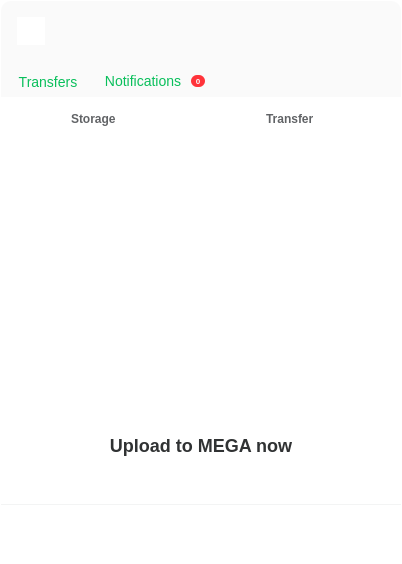
The window that src/MEGASync/gui/ui/InfoDialog.ui (meganz/MEGAsync) describes before a commit, drawn with Qt 5.
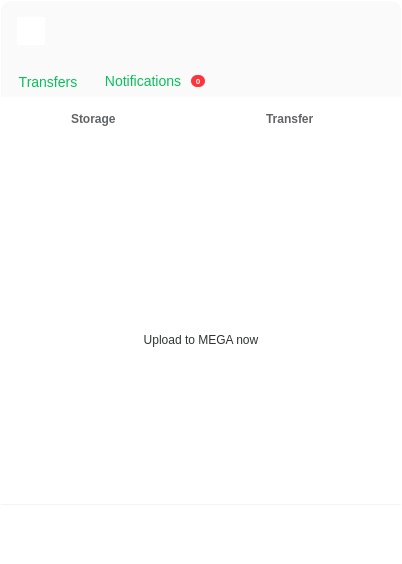
The same window after the commit. The open tabs and pages were chosen to show the change. Icons and pictures are not drawn. Custom widgets are drawn as their Qt base class.

What changed in the file:
```diff
--- a/src/MEGASync/gui/ui/InfoDialog.ui
+++ b/src/MEGASync/gui/ui/InfoDialog.ui
@@ -1412,30 +1412,7 @@
                            <verstretch>0</verstretch>
                           </sizepolicy>
                          </property>
-                         <layout class="QVBoxLayout" name="verticalLayout_8">
-                          <property name="spacing">
-                           <number>0</number>
-                          </property>
-                          <property name="leftMargin">
-                           <number>0</number>
-                          </property>
-                          <property name="topMargin">
-                           <number>0</number>
-                          </property>
-                          <property name="rightMargin">
-                           <number>0</number>
-                          </property>
-                          <property name="bottomMargin">
-                           <number>0</number>
-                          </property>
-                          <item>
                            <layout class="QHBoxLayout" name="horizontalLayout_9">
-                            <property name="spacing">
-                             <number>0</number>
-                            </property>
-                            <property name="bottomMargin">
-                             <number>5</number>
-                            </property>
                             <item>
                              <spacer name="horizontalSpacer_9">
                               <property name="orientation">
@@ -1443,28 +1420,31 @@
                               </property>
                               <property name="sizeHint" stdset="0">
                                <size>
-                                <width>0</width>
-                                <height>0</height>
+                              <width>3</width>
+                              <height>13</height>
                                </size>
                               </property>
                              </spacer>
                             </item>
                             <item>
-                             <widget class="QPushButton" name="lUploadToMega">
+                           <widget class="QToolButton" name="lUploadToMega">
                               <property name="minimumSize">
                                <size>
                                 <width>352</width>
-                                <height>234</height>
+                              <height>168</height>
                                </size>
                               </property>
                               <property name="maximumSize">
                                <size>
                                 <width>352</width>
-                                <height>234</height>
-                               </size>
-                              </property>
+                              <height>168</height>
+                             </size>
+                            </property>
+                            <property name="styleSheet">
+                             <string notr="true">spacing: 0px;</string>
+                            </property>
                               <property name="text">
-                               <string/>
+                             <string>Upload to MEGA now</string>
                               </property>
                               <property name="icon">
                                <iconset resource="../Resources_light.qrc">
@@ -1476,56 +1456,13 @@
                                 <height>128</height>
                                </size>
                               </property>
-                              <property name="default">
-                               <bool>false</bool>
-                              </property>
-                             </widget>
-                            </item>
-                            <item>
-                             <spacer name="horizontalSpacer_10">
-                              <property name="orientation">
-                               <enum>Qt::Horizontal</enum>
-                              </property>
-                              <property name="sizeHint" stdset="0">
-                               <size>
-                                <width>0</width>
-                                <height>0</height>
-                               </size>
-                              </property>
-                             </spacer>
-                            </item>
-                           </layout>
-                          </item>
-                          <item>
-                           <widget class="QLabel" name="lUploadToMegaDesc">
-                            <property name="sizePolicy">
-                             <sizepolicy hsizetype="Minimum" vsizetype="Fixed">
-                              <horstretch>0</horstretch>
-                              <verstretch>0</verstretch>
-                             </sizepolicy>
-                            </property>
-                            <property name="minimumSize">
-                             <size>
-                              <width>400</width>
-                              <height>60</height>
-                             </size>
-                            </property>
-                            <property name="maximumSize">
-                             <size>
-                              <width>16777215</width>
-                              <height>60</height>
-                             </size>
-                            </property>
-                            <property name="text">
-                             <string>Upload to MEGA now</string>
-                            </property>
-                            <property name="alignment">
-                             <set>Qt::AlignCenter</set>
-                            </property>
-                            <property name="wordWrap">
-                             <bool>true</bool>
-                            </property>
-                            <property name="openExternalLinks">
+                            <property name="toolButtonStyle">
+                             <enum>Qt::ToolButtonTextUnderIcon</enum>
+                            </property>
+                            <property name="font-size" stdset="0">
+                             <string notr="true">label-1</string>
+                            </property>
+                            <property name="semibold" stdset="0">
                              <bool>true</bool>
                             </property>
                            </widget>
@@ -1543,6 +1480,19 @@
                             </property>
                            </spacer>
                           </item>
+                          <item>
+                           <spacer name="horizontalSpacer_10">
+                            <property name="orientation">
+                             <enum>Qt::Horizontal</enum>
+                            </property>
+                            <property name="sizeHint" stdset="0">
+                             <size>
+                              <width>3</width>
+                              <height>13</height>
+                             </size>
+                            </property>
+                           </spacer>
+                          </item>
                          </layout>
                         </widget>
                         <widget class="QWidget" name="pOverquota">
```
Lines whose indentation alone changed are shown as unchanged.
